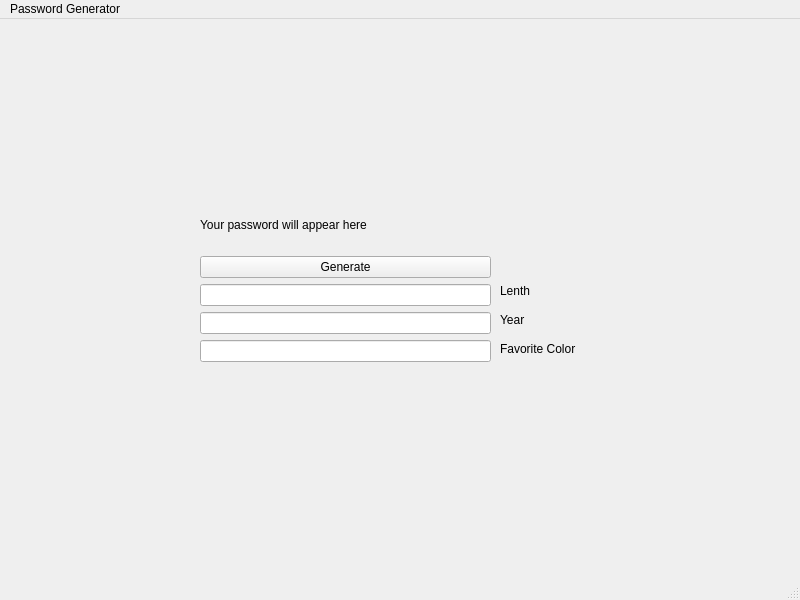
Above: mainwindow.ui from pouriadana/password-generator-GUI before the change. Below: the same form after it.
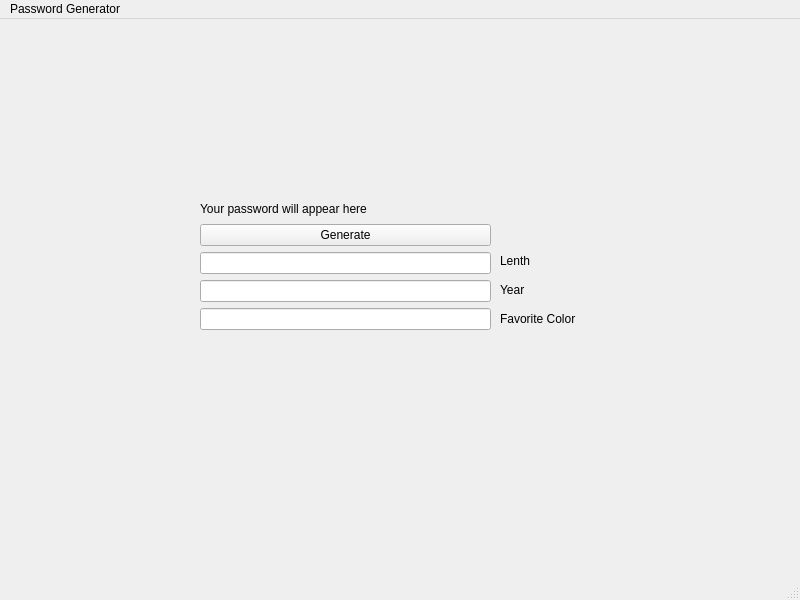
That is the form after the change.

Commit message: Adjustments to make UI compact

```diff
--- a/mainwindow.ui
+++ b/mainwindow.ui
@@ -20,7 +20,7 @@
       <x>200</x>
       <y>180</y>
       <width>291</width>
-      <height>163</height>
+      <height>131</height>
      </rect>
     </property>
     <layout class="QVBoxLayout" name="verticalLayout">
@@ -57,7 +57,7 @@
     <property name="geometry">
      <rect>
       <x>500</x>
-      <y>260</y>
+      <y>230</y>
       <width>160</width>
       <height>81</height>
      </rect>
```
